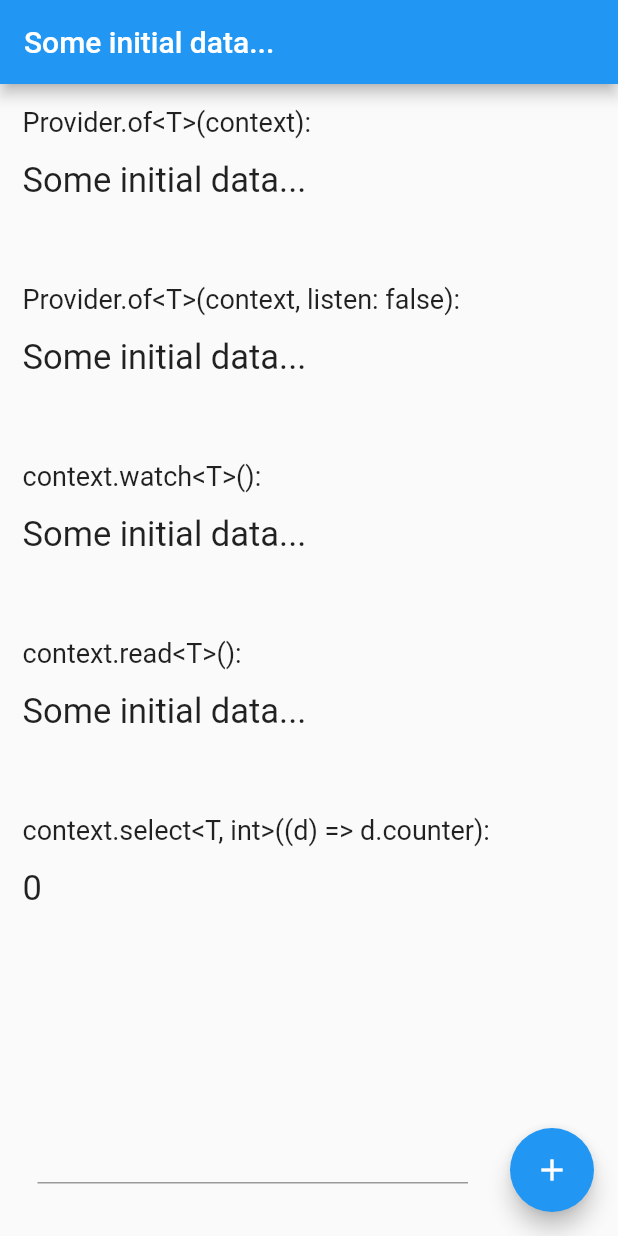
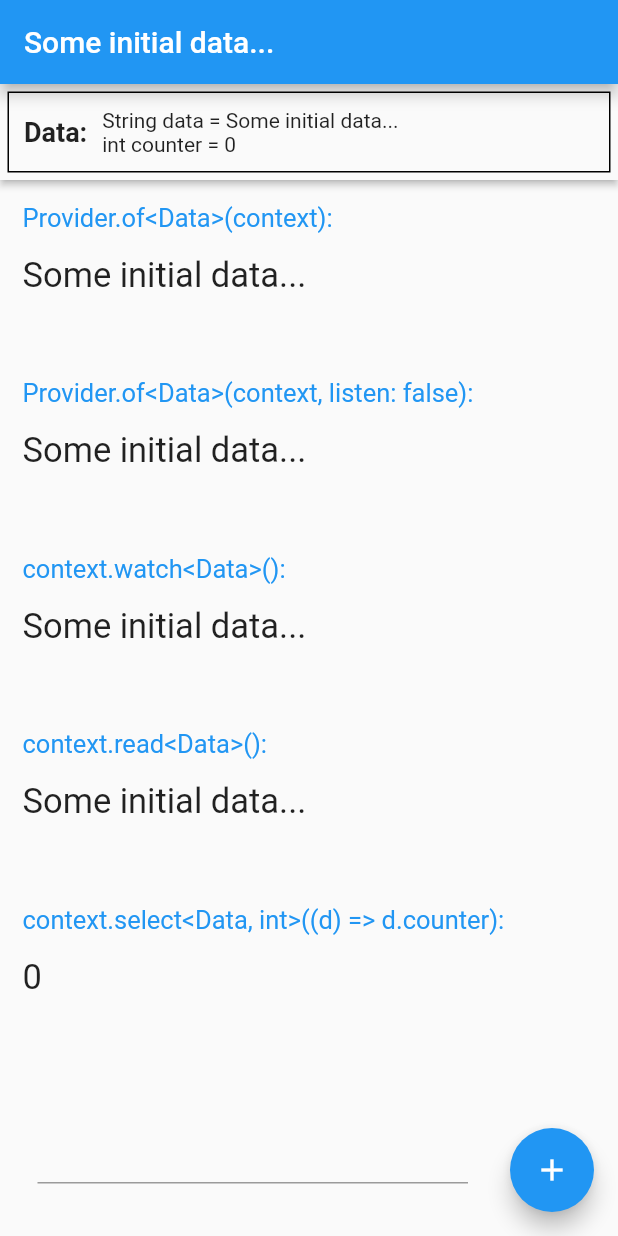
Before and after one commit to Cyrille-Dakhlia/flutter-practice_provider_package, a Flutter app: the screen it shows after launch, on a phone screen of 412 x 824 dp. Run offline on Flutter 3.47's test engine with Material 2 defaults, Android fonts, the phone set to English and light mode, and no system bars.

Commit message:
Update README, improve data display, fix overflowing text, refactor code

```diff
--- /dev/null
+++ b/lib/components/my_data_display.dart
@@ -0,0 +1,47 @@
+import 'package:flutter/material.dart';
+import 'package:practice_provider_package/main.dart' show MyDummyData;
+import 'package:provider/provider.dart';
+
+class MyDataDisplay extends StatelessWidget {
+  @override
+  Widget build(BuildContext context) {
+    MyDummyData data = context.watch<MyDummyData>();
+
+    return Material(
+      elevation: 2.0,
+      child: Container(
+        margin: const EdgeInsets.all(5.0),
+        padding: const EdgeInsets.all(10.0),
+        decoration: BoxDecoration(
+          border: Border.all(),
+        ),
+        child: Flexible(
+          child: Row(
+            children: [
+              const Text(
+                'Data:',
+                style: TextStyle(fontSize: 18.0, fontWeight: FontWeight.bold),
+              ),
+              const SizedBox(
+                width: 10.0,
+              ),
+              Flexible(
+                child: Column(
+                  crossAxisAlignment: CrossAxisAlignment.start,
+                  children: [
+                    Text(
+                      'String data = ${data.data}',
+                      overflow: TextOverflow.ellipsis,
+                      maxLines: 1,
+                    ),
+                    Text('int counter = ${data.counter}'),
+                  ],
+                ),
+              ),
+            ],
+          ),
+        ),
+      ),
+    );
+  }
+}
--- a/lib/main.dart
+++ b/lib/main.dart
@@ -1,5 +1,7 @@
 import 'package:flutter/material.dart';
 import 'package:provider/provider.dart';
+
+import 'components/my_data_display.dart';
 
 void main() {
   runApp(MyApp());
@@ -33,10 +35,15 @@ class MyApp extends StatelessWidget {
             title: Text(data.data), // Note: this doesn't get updated
           ),
           floatingActionButton: FloatingActionButton(
-            child: Icon(Icons.add),
+            child: const Icon(Icons.add),
             onPressed: () => data.incrementAndNotifyListeners(),
           ),
-          body: Level1(),
+          body: Column(
+            children: [
+              MyDataDisplay(),
+              Expanded(child: Level1()),
+            ],
+          ),
         ),
       ),
     );
@@ -56,7 +63,7 @@ class Level2 extends StatelessWidget {
     return Column(
       mainAxisAlignment: MainAxisAlignment.spaceEvenly,
       children: [
-        Expanded(child: Level3Bis()),
+        Expanded(child: Level3()),
         Container(
           padding: const EdgeInsets.symmetric(horizontal: 25.0),
           margin: const EdgeInsets.only(bottom: 35.0, right: 75.0),
@@ -72,7 +79,7 @@ class Level2 extends StatelessWidget {
   }
 }
 
-class Level3Bis extends StatelessWidget {
+class Level3 extends StatelessWidget {
   @override
   Widget build(BuildContext context) {
     return ListView(
@@ -93,7 +100,7 @@ class TestProviderListening1 extends StatelessWidget {
   Widget build(BuildContext context) {
     final valueProviderOf = Provider.of<MyDummyData>(context);
     return DisplayColumn(
-        label: 'Provider.of<T>(context)', value: valueProviderOf.data);
+        label: 'Provider.of<Data>(context)', value: valueProviderOf.data);
   }
 }
 
@@ -103,7 +110,7 @@ class TestProviderListening2 extends StatelessWidget {
     // Equivalent to 'Provider.of', but is accessible only inside [StatelessWidget.build] and [State.build].
     final valueContextWatch = context.watch<MyDummyData>();
     return DisplayColumn(
-        label: 'context.watch<T>()', value: valueContextWatch.data);
+        label: 'context.watch<Data>()', value: valueContextWatch.data);
   }
 }
 
@@ -113,7 +120,7 @@ class TestProviderNotListening1 extends StatelessWidget {
     final valueProviderOfWithoutListening =
         Provider.of<MyDummyData>(context, listen: false);
     return DisplayColumn(
-        label: 'Provider.of<T>(context, listen: false)',
+        label: 'Provider.of<Data>(context, listen: false)',
         value: valueProviderOfWithoutListening.data);
   }
 }
@@ -123,7 +130,7 @@ class TestProviderNotListening2 extends StatelessWidget {
   Widget build(BuildContext context) {
     final valueContextRead = context.read<MyDummyData>();
     return DisplayColumn(
-        label: 'context.read<T>()', value: valueContextRead.data);
+        label: 'context.read<Data>()', value: valueContextRead.data);
   }
 }
 
@@ -132,12 +139,12 @@ class TestProviderListeningWithSelect extends StatelessWidget {
   Widget build(BuildContext context) {
     int counter = context.select<MyDummyData, int>((data) => data.counter);
     return DisplayColumn(
-        label: 'context.select<T, int>((d) => d.counter)',
+        label: 'context.select<Data, int>((d) => d.counter)',
         value: counter.toString());
   }
 }
 
-class Level3 extends StatelessWidget {
+class Level3ShowingTrapToAvoid extends StatelessWidget {
   @override
   Widget build(BuildContext context) {
     // WATCH OUT:
@@ -210,14 +217,15 @@ class DisplayColumn extends StatelessWidget {
       children: [
         Text(
           '$label:',
-          style: const TextStyle(fontSize: 18.0),
+          style: const TextStyle(fontSize: 17.0, color: Colors.blue),
         ),
         const SizedBox(
           height: 15.0,
         ),
         Text(
           value,
-          style: const TextStyle(fontSize: 23.0),
+          style:
+              const TextStyle(fontSize: 23.0, overflow: TextOverflow.ellipsis),
         ),
         const SizedBox(
           height: 55.0,
```
Also changed, not shown: demo.gif.
